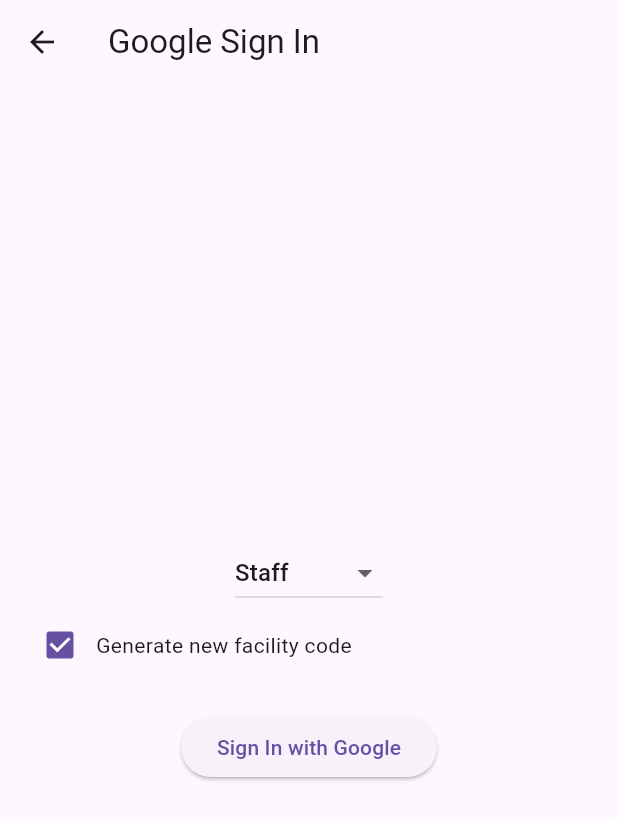
After one commit to AleksandroAliaj/Fencing_App_Flutter, a Flutter app: the screen it shows after launch, after a tap on "Register with Google", on a phone screen of 412 x 824 dp. The commit adds this screen. Shown: the top 820 px of the screen. Run offline on Flutter 3.47's test engine with Material 3 defaults, Android fonts, the light colour scheme and no system bars; our stand-ins replace cloud_firestore, csv, firebase_auth, firebase_core, google_sign_in, table_calendar; accounts and stored records are empty.

Commit message:
google login

```diff
--- /dev/null
+++ b/lib/google_sign_in.dart
@@ -0,0 +1,103 @@
+import 'package:flutter/material.dart';
+import 'package:provider/provider.dart';
+import 'auth_service.dart';
+import 'profile_screen.dart';
+
+class GoogleSignInScreen extends StatefulWidget {
+  const GoogleSignInScreen({super.key});
+
+  @override
+  _GoogleSignInScreenState createState() => _GoogleSignInScreenState();
+}
+
+class _GoogleSignInScreenState extends State<GoogleSignInScreen> {
+  String _role = 'Staff';
+  bool _generateNewCode = true;
+  final TextEditingController _facilityCodeController = TextEditingController();
+  bool _isLoading = false;
+
+  @override
+  void dispose() {
+    _facilityCodeController.dispose();
+    super.dispose();
+  }
+
+  @override
+  Widget build(BuildContext context) {
+    return Scaffold(
+      appBar: AppBar(
+        title: const Text('Google Sign In'),
+      ),
+      body: Padding(
+        padding: const EdgeInsets.all(16.0),
+        child: Column(
+          mainAxisAlignment: MainAxisAlignment.center,
+          children: <Widget>[
+            DropdownButton<String>(
+              value: _role,
+              onChanged: (String? newValue) {
+                setState(() {
+                  _role = newValue!;
+                  if (_role != 'Staff') {
+                    _generateNewCode = false;
+                  }
+                });
+              },
+              items: <String>['Staff', 'Allenatore', 'Atleta']
+                  .map<DropdownMenuItem<String>>((String value) {
+                return DropdownMenuItem<String>(
+                  value: value,
+                  child: Text(value),
+                );
+              }).toList(),
+            ),
+            if (_role == 'Staff')
+              Row(
+                children: [
+                  Checkbox(
+                    value: _generateNewCode,
+                    onChanged: (bool? value) {
+                      setState(() {
+                        _generateNewCode = value!;
+                      });
+                    },
+                  ),
+                  const Text('Generate new facility code'),
+                ],
+              ),
+            if (_role != 'Staff' || !_generateNewCode)
+              TextField(
+                controller: _facilityCodeController,
+                decoration: const InputDecoration(labelText: 'Facility Code'),
+              ),
+            const SizedBox(height: 20),
+            ElevatedButton(
+              child: _isLoading ? CircularProgressIndicator() : const Text('Sign In with Google'),
+              onPressed: () async {
+                setState(() {
+                  _isLoading = true;
+                });
+                try {
+                  final authService = Provider.of<AuthService>(context, listen: false);
+                  String? facilityCode = (_role == 'Staff' && _generateNewCode) ? null : _facilityCodeController.text.trim();
+                  String registeredFacilityCode = await authService.registerWithGoogle(_role, facilityCode: facilityCode);
+                  Navigator.of(context).pushReplacement(
+                    MaterialPageRoute(builder: (context) => ProfileScreen()),
+                  );
+                } catch (e) {
+                  ScaffoldMessenger.of(context).showSnackBar(
+                    SnackBar(content: Text('Error: ${e.toString()}')),
+                  );
+                } finally {
+                  setState(() {
+                    _isLoading = false;
+                  });
+                }
+              },
+            ),
+          ],
+        ),
+      ),
+    );
+  }
+}
--- a/lib/sign_in_screen.dart
+++ b/lib/sign_in_screen.dart
@@ -3,6 +3,7 @@
 import 'auth_service.dart';
 import 'register_screen.dart';
 import 'profile_screen.dart';
+import 'google_sign_in.dart';
 
 class SignInScreen extends StatefulWidget {
   const SignInScreen({super.key});
@@ -139,6 +140,39 @@
                 }
               },
             ),
+            const SizedBox(height: 10),
+            ElevatedButton(
+              child: const Text('Register with Google'),
+              onPressed: () {
+                Navigator.of(context).push(
+                  MaterialPageRoute(builder: (context) => const GoogleSignInScreen()),
+                );
+              },
+            ),
+            const SizedBox(height: 10),
+            ElevatedButton(
+              child: const Text('Sign In with Google'),
+              onPressed: () async {
+                setState(() {
+                  _isLoading = true;
+                });
+                _showLoadingDialog();
+                try {
+                  await Provider.of<AuthService>(context, listen: false).signInWithGoogle();
+                  Navigator.of(context).pop(); // Close the loading dialog
+                  Navigator.of(context).pushReplacement(
+                    MaterialPageRoute(builder: (context) => const ProfileScreen()),
+                  );
+                } catch (e) {
+                  Navigator.of(context).pop(); // Close the loading dialog
+                  _showErrorDialog('Google Sign-In failed: ${e.toString()}');
+                } finally {
+                  setState(() {
+                    _isLoading = false;
+                  });
+                }
+              },
+            ),
             TextButton(
               child: const Text('Register'),
               onPressed: () {
--- a/pubspec.yaml
+++ b/pubspec.yaml
@@ -41,6 +41,8 @@
   csv: ^6.0.0
   table_calendar: ^3.0.8
   intl: ^0.19.0
+  cloud_functions: ^5.0.4
+  google_sign_in: ^6.2.1
 
 
 dev_dependencies:
```
Also changed, not shown: lib/auth_service.dart (+46 -0 lines), firebase.json (added), lib/enter_facility_code_screen.dart (line endings or trailing spaces), lib/facility_code_screen.dart (line endings or trailing spaces), lib/register_screen.dart (line endings or trailing spaces), pubspec.lock, 8 other files.
